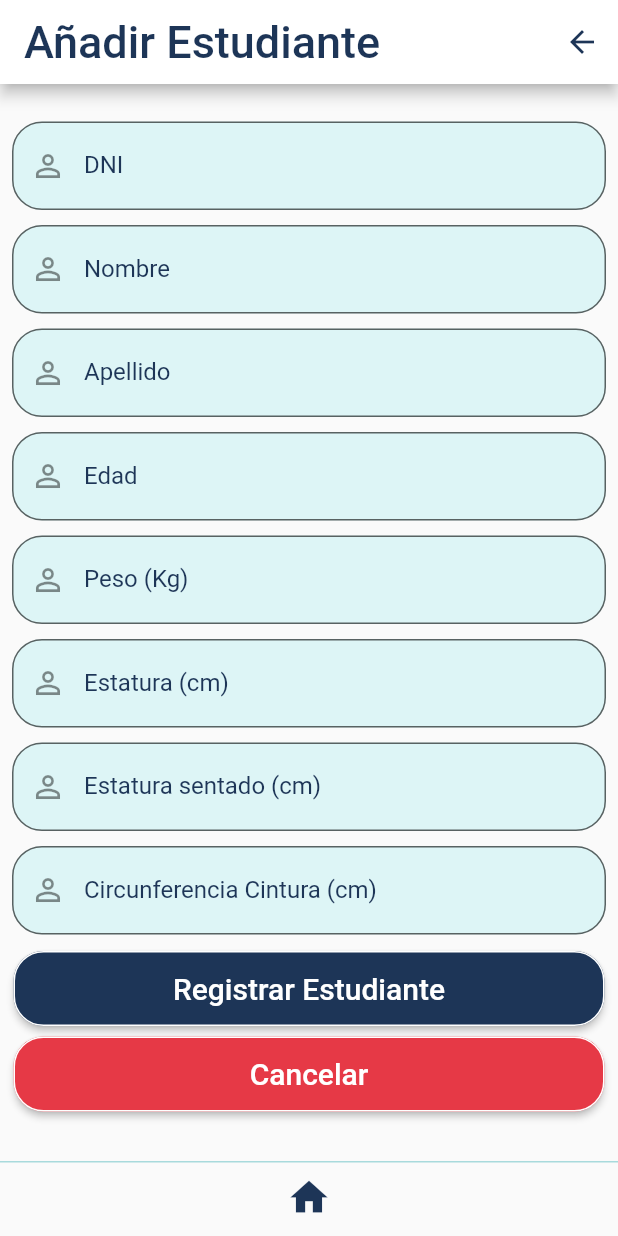
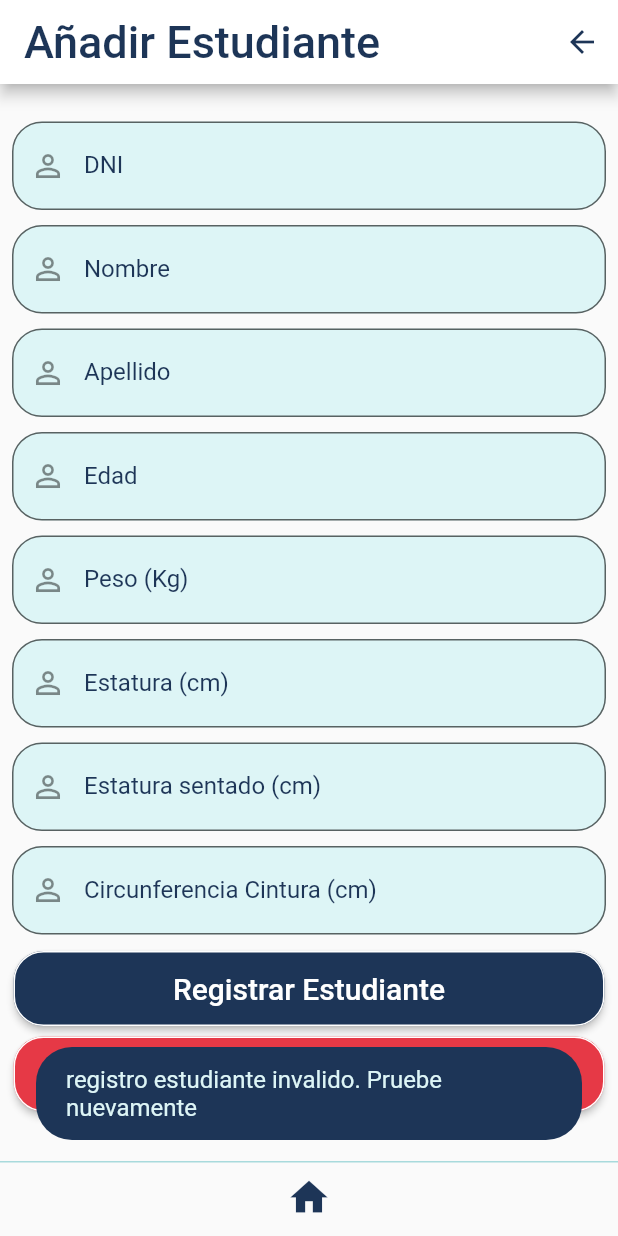
Before and after one commit to SPablo2191/smart-band-app, a Flutter app: the StudentAddPage screen opened by its route, after a tap on "Registrar Estudiante", on a phone screen of 412 x 824 dp. Run offline on Flutter 3.47's test engine with Material 2 defaults, Android fonts, the phone set to English and light mode, and no system bars; our stand-ins replace flutter_dotenv, fluttertoast, multi_select_flutter, shared_preferences; accounts and stored records are empty; network calls fail.

Commit message:
feat: add user working

```diff
--- a/lib/src/models/student_model.dart
+++ b/lib/src/models/student_model.dart
@@ -55,4 +55,10 @@ class Student {
       'waist': waist,
     };
   }
+
+  @override
+  String toString() {
+    return name! + '' + last_name! ??
+        ''; // Mostrar el nombre de la escuela como representación en forma de texto
+  }
 }
--- a/lib/src/pages/student/add_student_page.dart
+++ b/lib/src/pages/student/add_student_page.dart
@@ -1,8 +1,10 @@
 import 'package:flutter/material.dart';
 import 'package:flutter/services.dart';
+import 'package:fluttertoast/fluttertoast.dart';
 import 'package:shared_preferences/shared_preferences.dart';
 import 'package:smartband/src/core/consts/colors.dart';
 import 'package:smartband/src/models/student_model.dart';
+import 'package:smartband/src/providers/student_provider.dart';
 import 'package:smartband/src/widgets/appbar_widget.dart';
 
 import '../../models/school_model.dart';
@@ -101,6 +103,10 @@ class _StudentAddPageState extends State<StudentAddPage> {
         labelText: 'DNI',
         prefixIcon: const Icon(Icons.perm_identity),
       ),
+      inputFormatters: [
+        FilteringTextInputFormatter.digitsOnly, // Permite solo dígitos
+      ],
+      keyboardType: TextInputType.number,
     );
   }
 
@@ -287,7 +293,21 @@ class _StudentAddPageState extends State<StudentAddPage> {
   }
 
   _saveData() async {
-
+    StudentProvider studentProvider = StudentProvider();
+    final band = await studentProvider.createStudent(_student, _accessToken);
+    if (band) {
+      // ignore: use_build_context_synchronously
+      Navigator.pushNamed(context, 'student');
+    } else {
+      Fluttertoast.showToast(
+          msg: "registro estudiante invalido. Pruebe nuevamente",
+          toastLength: Toast.LENGTH_LONG,
+          gravity: ToastGravity.BOTTOM,
+          timeInSecForIosWeb: 2,
+          backgroundColor: const Color.fromRGBO(29, 53, 87, 1),
+          textColor: const Color.fromRGBO(221, 245, 246, 1),
+          fontSize: 16.0);
+    }
   }
 
   void _getKey() async {
```
